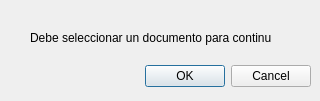
Old version of the form project/warning.ui in the repository FreakJazz/PYQT-Interface-gen-access-DataBase.
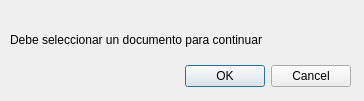
New version of the form.

The edit to the form file:
```diff
--- a/project/warning.ui
+++ b/project/warning.ui
@@ -6,7 +6,7 @@
    <rect>
     <x>0</x>
     <y>0</y>
-    <width>320</width>
+    <width>364</width>
     <height>101</height>
    </rect>
   </property>
@@ -18,7 +18,7 @@
     <rect>
      <x>10</x>
      <y>60</y>
-     <width>301</width>
+     <width>341</width>
      <height>32</height>
     </rect>
    </property>
@@ -32,10 +32,10 @@
   <widget class="QLabel" name="label">
    <property name="geometry">
     <rect>
-     <x>30</x>
+     <x>10</x>
      <y>30</y>
-     <width>241</width>
-     <height>16</height>
+     <width>351</width>
+     <height>20</height>
     </rect>
    </property>
    <property name="text">
```
